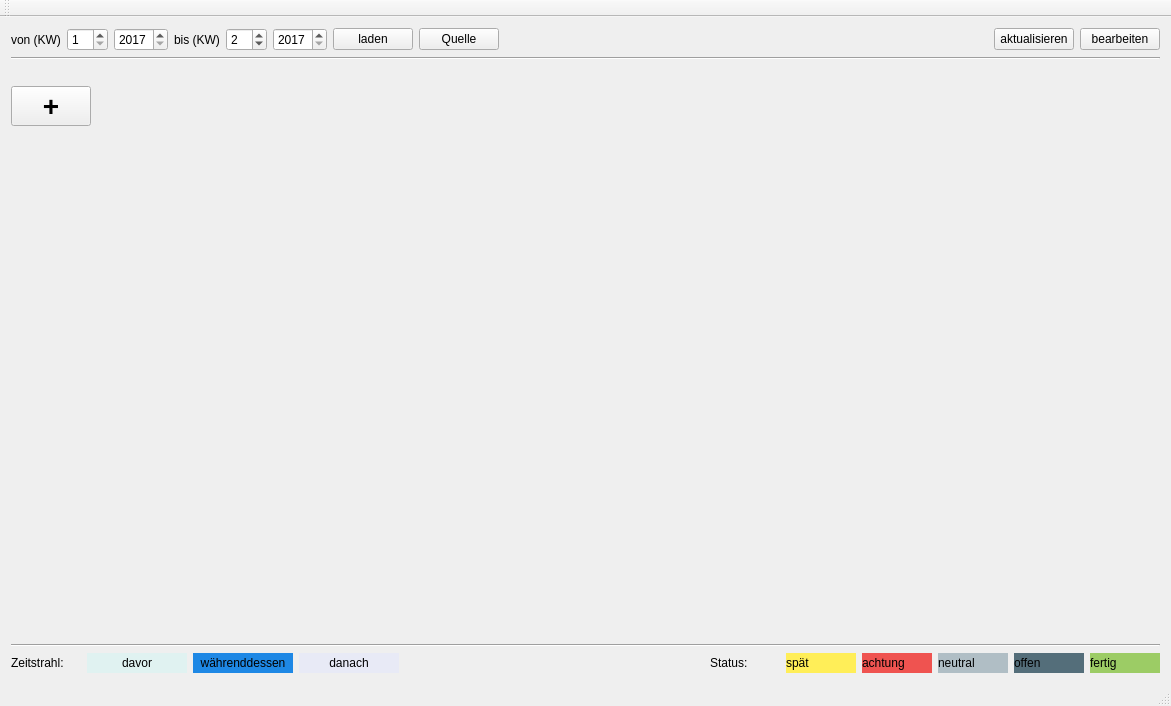
Qt form mainwindow.ui (kkegel/WorkFlow) before a commit.
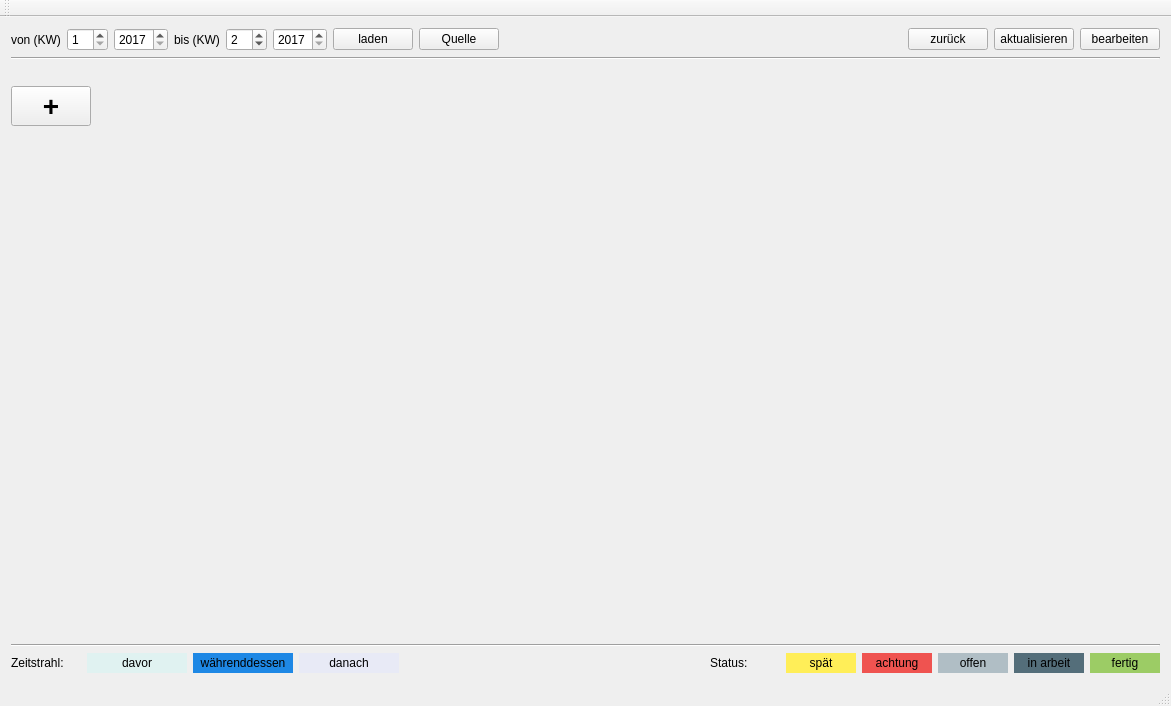
The same form after that commit.

```diff
--- a/mainwindow.ui
+++ b/mainwindow.ui
@@ -104,6 +104,13 @@
         </property>
        </spacer>
       </item>
+      <item>
+       <widget class="QPushButton" name="pb_back">
+        <property name="text">
+         <string>zurück</string>
+        </property>
+       </widget>
+      </item>
       <item>
        <widget class="QPushButton" name="pb_reload">
         <property name="text">
@@ -316,6 +323,9 @@
           <property name="text">
            <string>spät</string>
           </property>
+          <property name="alignment">
+           <set>Qt::AlignCenter</set>
+          </property>
          </widget>
         </item>
         <item>
@@ -332,6 +342,9 @@
           <property name="text">
            <string>achtung</string>
           </property>
+          <property name="alignment">
+           <set>Qt::AlignCenter</set>
+          </property>
          </widget>
         </item>
         <item>
@@ -346,7 +359,10 @@
            <string notr="true">background-color : #b0bec5;</string>
           </property>
           <property name="text">
-           <string>neutral</string>
+           <string>offen</string>
+          </property>
+          <property name="alignment">
+           <set>Qt::AlignCenter</set>
           </property>
          </widget>
         </item>
@@ -362,7 +378,10 @@
            <string notr="true">background-color : #546e7a</string>
           </property>
           <property name="text">
-           <string>offen</string>
+           <string>in arbeit</string>
+          </property>
+          <property name="alignment">
+           <set>Qt::AlignCenter</set>
           </property>
          </widget>
         </item>
@@ -380,6 +399,9 @@
           <property name="text">
            <string>fertig</string>
           </property>
+          <property name="alignment">
+           <set>Qt::AlignCenter</set>
+          </property>
          </widget>
         </item>
        </layout>
```
Left out of the diff: 11 changed lines with no effect on the pictures.
